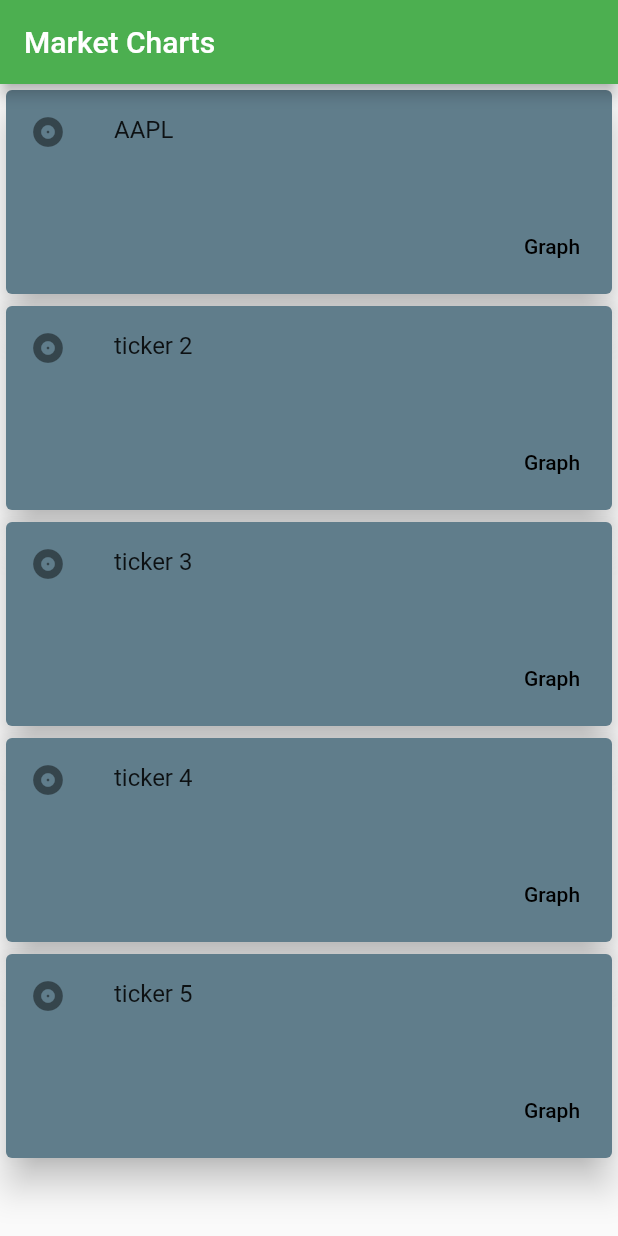
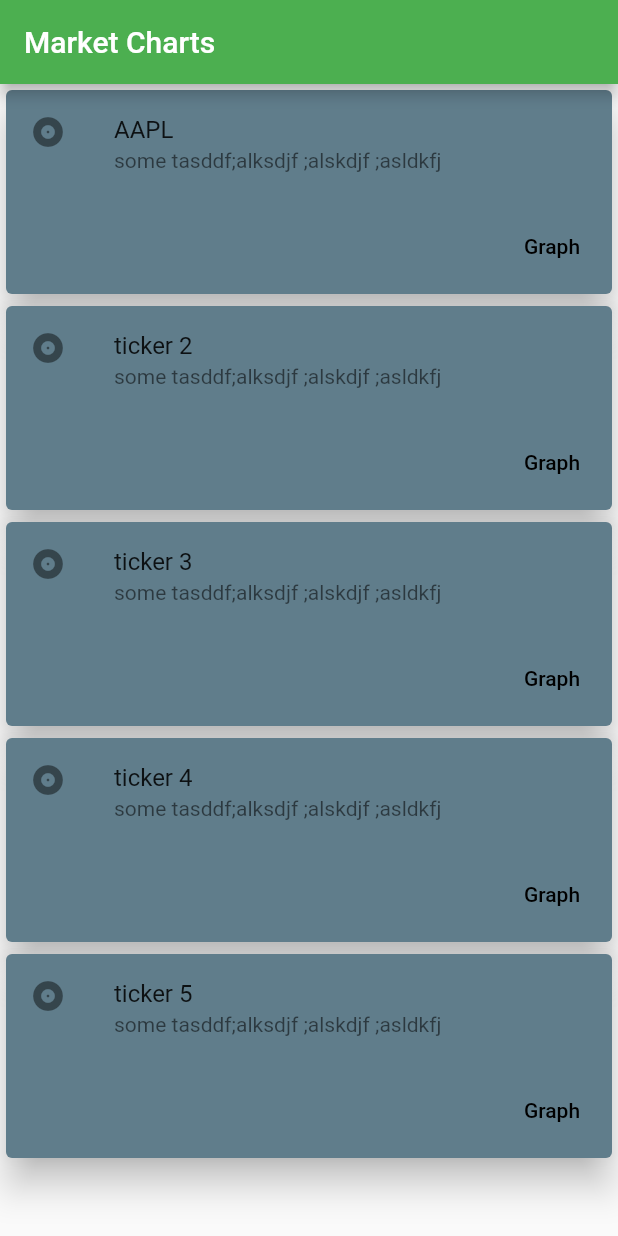
Before and after one commit to hunterbevis/market_watch_dog, a Flutter app: the screen it shows after launch, on a phone screen of 412 x 824 dp. Run offline on Flutter 3.47's test engine with Material 2 defaults, Android fonts, the phone set to English and light mode, and no system bars; network calls fail.

Commit message:
-stock-card changes

```diff
--- a/lib/components/stockCard.dart
+++ b/lib/components/stockCard.dart
@@ -32,7 +32,7 @@ class _StockCardState extends State<StockCard> {
             ListTile(
               leading: Icon(Icons.album),
               title: Text('${widget.stockTicker}'),
-              subtitle: Text('$subtitleText'),
+              subtitle: Text('some tasddf;alksdjf ;alskdjf ;asldkfj'),
             ),
             ButtonBar(
               children: <Widget>[
```
